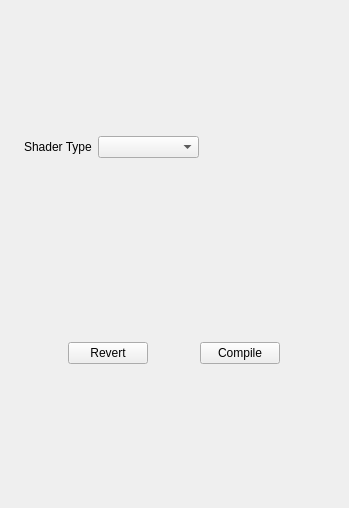
Qt form Editor/LuxonEditor.GUI.Qt/ShaderCreation/ShaderInspecterWidget.ui (s-rahmani1992/LuxonEngine) before a commit.
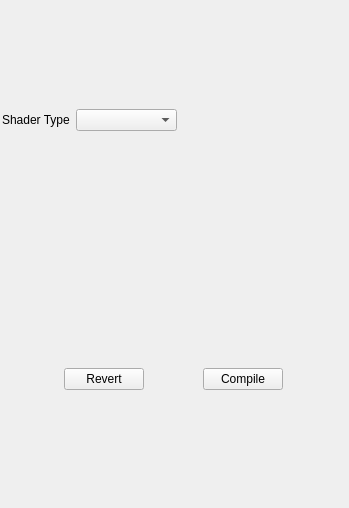
The same form after that commit. Custom widgets are drawn as their Qt base class.

Commit message: Improved shader window and inspecter's visual.

```diff
--- a/Editor/LuxonEditor.GUI.Qt/ShaderCreation/ShaderInspecterWidget.ui
+++ b/Editor/LuxonEditor.GUI.Qt/ShaderCreation/ShaderInspecterWidget.ui
@@ -14,6 +14,21 @@
    <string>ShaderInspecterWidget</string>
   </property>
   <layout class="QVBoxLayout" name="verticalLayout">
+   <property name="spacing">
+    <number>2</number>
+   </property>
+   <property name="leftMargin">
+    <number>0</number>
+   </property>
+   <property name="topMargin">
+    <number>0</number>
+   </property>
+   <property name="rightMargin">
+    <number>0</number>
+   </property>
+   <property name="bottomMargin">
+    <number>0</number>
+   </property>
    <item>
     <widget class="QWidget" name="propertiesContainer" native="true">
      <property name="sizePolicy">
@@ -29,6 +44,9 @@
       </size>
      </property>
      <layout class="QVBoxLayout" name="verticalLayout_5">
+      <property name="spacing">
+       <number>15</number>
+      </property>
       <property name="leftMargin">
        <number>2</number>
       </property>
@@ -50,9 +68,15 @@
          </sizepolicy>
         </property>
         <layout class="QHBoxLayout" name="horizontalLayout" stretch="0,0">
+         <property name="leftMargin">
+          <number>0</number>
+         </property>
          <property name="topMargin">
           <number>2</number>
          </property>
+         <property name="rightMargin">
+          <number>0</number>
+         </property>
          <property name="bottomMargin">
           <number>2</number>
          </property>
@@ -109,26 +133,26 @@
          <bool>true</bool>
         </property>
         <property name="sizePolicy">
-         <sizepolicy hsizetype="Preferred" vsizetype="Fixed">
+         <sizepolicy hsizetype="Preferred" vsizetype="Preferred">
           <horstretch>0</horstretch>
           <verstretch>0</verstretch>
          </sizepolicy>
         </property>
         <layout class="QVBoxLayout" name="verticalLayout_2">
          <property name="spacing">
-          <number>1</number>
+          <number>15</number>
          </property>
          <property name="leftMargin">
-          <number>2</number>
+          <number>0</number>
          </property>
          <property name="topMargin">
-          <number>2</number>
+          <number>0</number>
          </property>
          <property name="rightMargin">
-          <number>2</number>
+          <number>0</number>
          </property>
          <property name="bottomMargin">
-          <number>2</number>
+          <number>0</number>
          </property>
          <item>
           <widget class="QTextField" name="vertexField">
@@ -166,26 +190,26 @@
       <item>
        <widget class="QWidget" name="rayTracingContainer" native="true">
         <property name="sizePolicy">
-         <sizepolicy hsizetype="Preferred" vsizetype="Fixed">
+         <sizepolicy hsizetype="Preferred" vsizetype="Preferred">
           <horstretch>0</horstretch>
           <verstretch>0</verstretch>
          </sizepolicy>
         </property>
         <layout class="QVBoxLayout" name="verticalLayout_3">
          <property name="spacing">
-          <number>2</number>
+          <number>15</number>
          </property>
          <property name="leftMargin">
-          <number>2</number>
+          <number>0</number>
          </property>
          <property name="topMargin">
-          <number>2</number>
+          <number>0</number>
          </property>
          <property name="rightMargin">
-          <number>2</number>
+          <number>0</number>
          </property>
          <property name="bottomMargin">
-          <number>2</number>
+          <number>0</number>
          </property>
          <item>
           <widget class="QNullableTextField" name="rayGenField">
@@ -226,7 +250,7 @@
          <bool>true</bool>
         </property>
         <property name="sizePolicy">
-         <sizepolicy hsizetype="Preferred" vsizetype="Fixed">
+         <sizepolicy hsizetype="Preferred" vsizetype="Preferred">
           <horstretch>0</horstretch>
           <verstretch>0</verstretch>
          </sizepolicy>
@@ -239,19 +263,19 @@
         </property>
         <layout class="QVBoxLayout" name="verticalLayout_4">
          <property name="spacing">
-          <number>2</number>
+          <number>15</number>
          </property>
          <property name="leftMargin">
-          <number>2</number>
+          <number>0</number>
          </property>
          <property name="topMargin">
-          <number>2</number>
+          <number>0</number>
          </property>
          <property name="rightMargin">
-          <number>2</number>
+          <number>0</number>
          </property>
          <property name="bottomMargin">
-          <number>2</number>
+          <number>0</number>
          </property>
          <item>
           <widget class="QTextField" name="computeMain">
```
Left out of the diff: 2 changed lines with no effect on the pictures. The commit also changes 5 other files.
